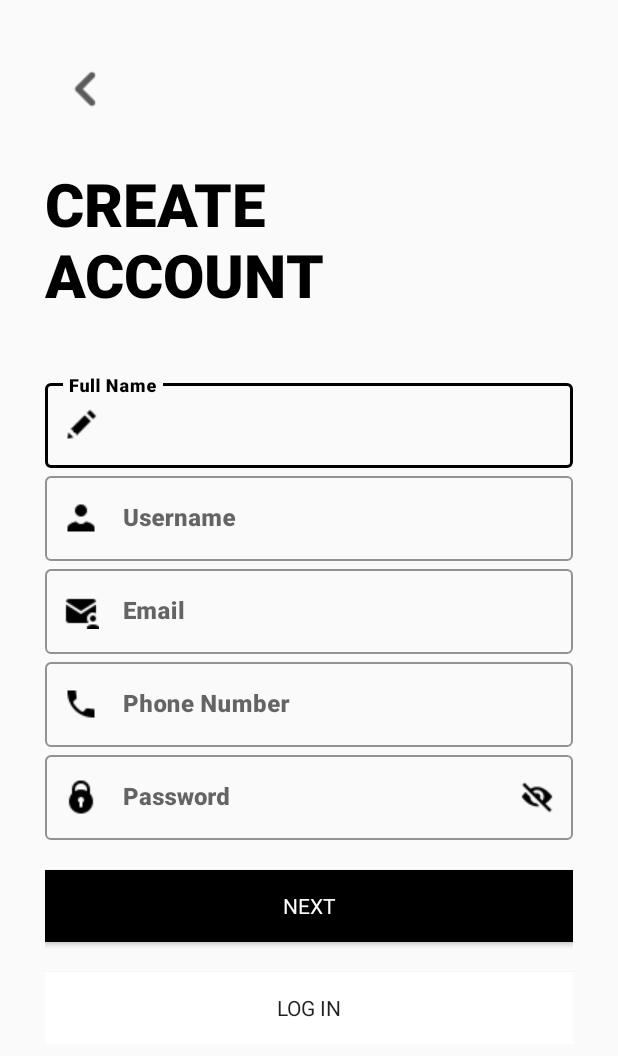
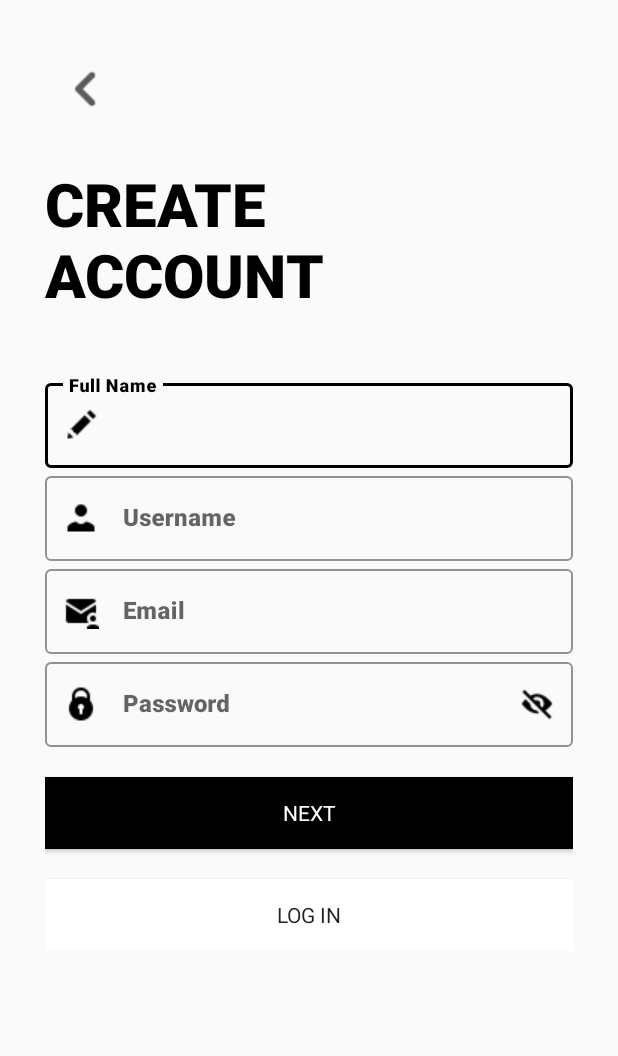
Before and after one commit to nahinAbrar/GasNow, an Android app: the SignupActivity screen opened directly, with no data from a screen before it, on a phone screen of 412 x 824 dp. Shown: the top 1056 px of the screen. Run offline under Robolectric (Android 15) with nearby library versions, the phone set to English and light mode, and no system bars.

```diff
--- a/app/src/main/java/com/isd/gasnow/Login/LoginActivity.java
+++ b/app/src/main/java/com/isd/gasnow/Login/LoginActivity.java
@@ -28,6 +28,7 @@ import com.isd.gasnow.MainActivity;
 import com.isd.gasnow.PasswordReset.ForgetPasswordActivity;
 import com.isd.gasnow.IntroductoryPages.WelcomeActivity;
 import com.isd.gasnow.R;
+import com.isd.gasnow.SignUp.SignupActivity;
 
 import java.util.HashMap;
 
@@ -213,4 +214,9 @@ public class LoginActivity extends AppCompatActivity {
     public void callForgetPasswordPage(View view) {
         startActivity(new Intent(getApplicationContext(), ForgetPasswordActivity.class));
     }
+
+    public void callCreateAccount(View view){
+        startActivity(new Intent(getApplicationContext(), SignupActivity.class));
+        finish();
+    }
 }
--- a/app/src/main/res/layout/activity_login.xml
+++ b/app/src/main/res/layout/activity_login.xml
@@ -156,6 +156,7 @@
                 android:layout_height="wrap_content"
                 android:layout_marginTop="20dp"
                 android:layout_gravity="center"
+                android:onClick="callCreateAccount"
                 android:layout_below="@+id/loginBtn"
                 android:background="#FFF"
                 android:fontFamily="sans-serif"
--- a/app/src/main/res/layout/activity_signup.xml
+++ b/app/src/main/res/layout/activity_signup.xml
@@ -116,30 +116,6 @@
             </com.google.android.material.textfield.TextInputLayout>
 
             <com.google.android.material.textfield.TextInputLayout
-                android:id="@+id/signupPhoneNum"
-                style="@style/Widget.MaterialComponents.TextInputLayout.OutlinedBox"
-                android:layout_width="match_parent"
-                android:layout_height="wrap_content"
-                android:hint="@string/phone_number"
-                app:boxStrokeColor="@color/black"
-                app:boxStrokeWidthFocused="2dp"
-                app:endIconMode="clear_text"
-                app:endIconTint="@color/black"
-                app:hintTextColor="@color/black"
-                app:startIconDrawable="@drawable/phone"
-                app:startIconTint="@color/black">
-
-                <com.google.android.material.textfield.TextInputEditText
-                    android:layout_width="match_parent"
-                    android:layout_height="match_parent"
-                    android:fontFamily="sans-serif-black"
-                    android:inputType="phone"
-                    android:textColor="@color/black" />
-
-
-            </com.google.android.material.textfield.TextInputLayout>
-
-            <com.google.android.material.textfield.TextInputLayout
                 android:id="@+id/signupPassword"
                 style="@style/Widget.MaterialComponents.TextInputLayout.OutlinedBox"
                 android:layout_width="match_parent"
```
